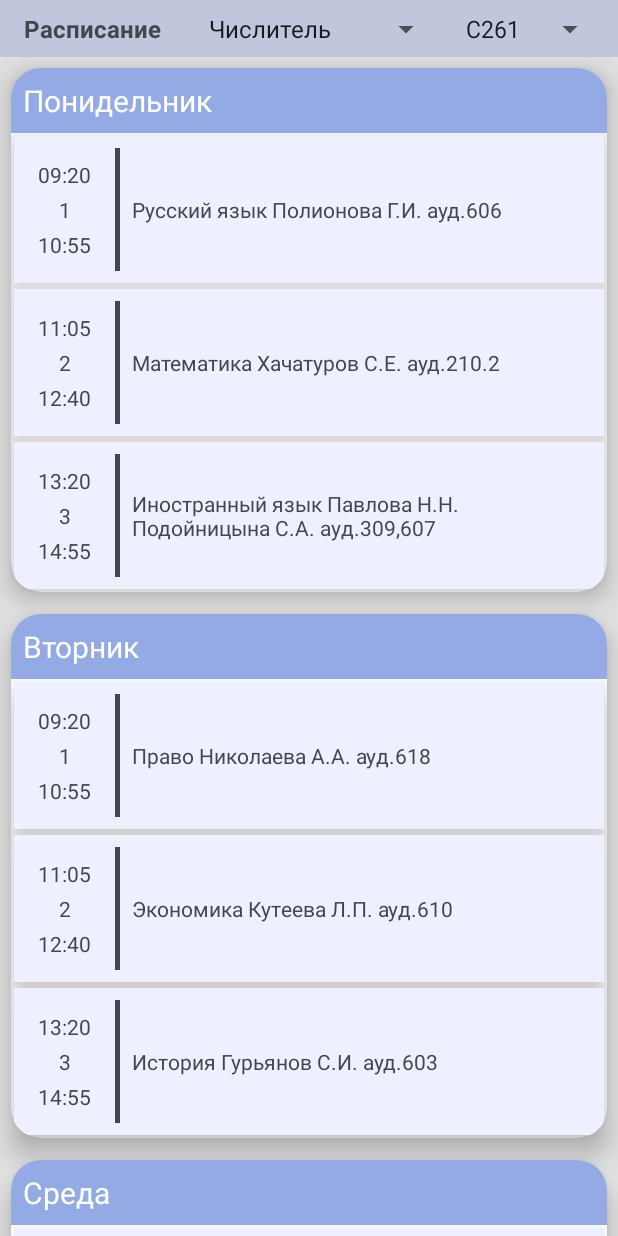
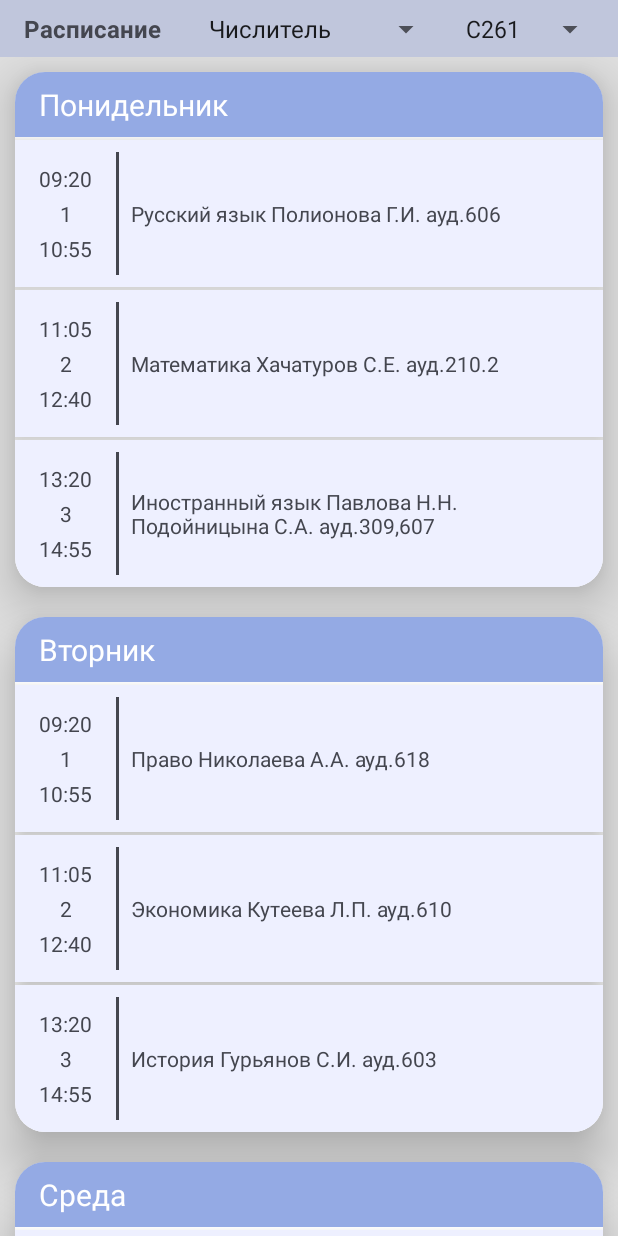
Before and after one commit to danilkis/GuapScheduleApp, an Android app: the screen it shows after launch (MainActivity), on a phone screen of 412 x 824 dp. Run offline under Robolectric (Android 15) with nearby library versions, the phone set to English and light mode, and no system bars.

Commit message:
Веня(Дизайн): Поправил растояние между блоками

```diff
--- a/app/src/main/res/layout/activity_main.xml
+++ b/app/src/main/res/layout/activity_main.xml
@@ -4,9 +4,9 @@
     xmlns:tools="http://schemas.android.com/tools"
     android:layout_width="match_parent"
     android:layout_height="match_parent"
-    android:background="@color/material_dynamic_neutral95"
+    android:background="@color/white"
+    android:backgroundTint="@color/material_on_surface_stroke"
     android:textAlignment="center"
-    android:backgroundTint="@color/material_on_surface_stroke"
     tools:context=".MainActivity">
 
 
@@ -15,11 +15,11 @@
         android:layout_width="match_parent"
         android:layout_height="wrap_content"
         android:background="@color/material_dynamic_neutral10"
+        android:backgroundTint="@color/material_dynamic_secondary80"
         android:theme="@style/Theme.Guap31"
         app:layout_constraintEnd_toEndOf="parent"
         app:layout_constraintStart_toStartOf="parent"
-        app:layout_constraintTop_toTopOf="parent"
-        android:backgroundTint="@color/material_dynamic_secondary80">
+        app:layout_constraintTop_toTopOf="parent">
 
         <Spinner
             android:id="@+id/spinner"
@@ -28,11 +28,11 @@
             android:layout_marginEnd="8dp"
 
             android:backgroundTintMode="src_in"
+            android:foregroundTint="@color/material_dynamic_neutral_variant30"
             android:spinnerMode="dialog"
             app:barrierMargin="@dimen/material_emphasis_disabled"
             app:layout_constraintBottom_toBottomOf="@+id/textView"
             app:layout_constraintEnd_toEndOf="parent"
-            android:foregroundTint="@color/material_dynamic_neutral_variant30"
             app:layout_constraintTop_toTopOf="@+id/textView" />
 
         <TextView
@@ -57,14 +57,14 @@
             android:layout_height="wrap_content"
             android:layout_marginStart="8dp"
             android:layout_marginEnd="8dp"
+            android:foregroundTint="@color/material_dynamic_neutral_variant30"
             android:spinnerMode="dialog"
             android:textAlignment="center"
             app:layout_constraintBottom_toBottomOf="parent"
             app:layout_constraintEnd_toStartOf="@+id/spinner"
             app:layout_constraintHorizontal_bias="1.0"
             app:layout_constraintStart_toEndOf="@+id/textView"
-            app:layout_constraintTop_toTopOf="parent"
-            android:foregroundTint="@color/material_dynamic_neutral_variant30" />
+            app:layout_constraintTop_toTopOf="parent" />
 
     </androidx.constraintlayout.widget.ConstraintLayout>
 
--- a/app/src/main/res/layout/day_sh_layout.xml
+++ b/app/src/main/res/layout/day_sh_layout.xml
@@ -4,14 +4,14 @@
     xmlns:tools="http://schemas.android.com/tools"
     android:layout_width="match_parent"
     android:layout_height="wrap_content"
-    android:layout_margin="7dp"
+    android:layout_margin="10dp"
     android:background="@color/material_dynamic_neutral70"
     app:cardCornerRadius="20dp"
-    app:cardElevation="10dp">
+    app:cardElevation="20dp">
 
     <androidx.constraintlayout.widget.ConstraintLayout
         android:layout_width="match_parent"
-        android:layout_height="wrap_content">
+        android:layout_height="match_parent">
 
         <androidx.constraintlayout.widget.ConstraintLayout
             android:id="@+id/constraintLayout2"
@@ -26,7 +26,7 @@
                 android:id="@+id/nameDay"
                 android:layout_width="wrap_content"
                 android:layout_height="wrap_content"
-                android:layout_marginStart="8dp"
+                android:layout_marginStart="16dp"
                 android:layout_marginTop="8dp"
                 android:layout_marginBottom="8dp"
                 android:text="День недели"
@@ -51,6 +51,7 @@
             app:layout_constraintStart_toStartOf="parent"
             app:layout_constraintTop_toBottomOf="@+id/constraintLayout2"
             tools:itemCount="3"
+            android:layout_marginBottom="0dp"
             tools:listitem="@layout/lesson_sh_layout" />
     </androidx.constraintlayout.widget.ConstraintLayout>
 
--- a/app/src/main/res/layout/lesson_sh_layout.xml
+++ b/app/src/main/res/layout/lesson_sh_layout.xml
@@ -4,7 +4,14 @@
     xmlns:tools="http://schemas.android.com/tools"
     android:layout_width="match_parent"
     android:layout_height="wrap_content"
-    android:layout_margin="2dp"
+
+    android:layout_marginTop="2dp"
+
+    android:layout_marginBottom="0dp"
+
+    android:layout_marginStart="0dp"
+    android:layout_marginEnd="0dp"
+
     android:background="@color/material_dynamic_secondary30"
     app:cardCornerRadius="0dp"
     app:cardElevation="10dp">
@@ -56,7 +63,7 @@
 
         <LinearLayout
             android:id="@+id/linearLayout"
-            android:layout_width="3dp"
+            android:layout_width="2dp"
             android:layout_height="0dp"
             android:layout_marginStart="16dp"
             android:layout_marginTop="8dp"
```
